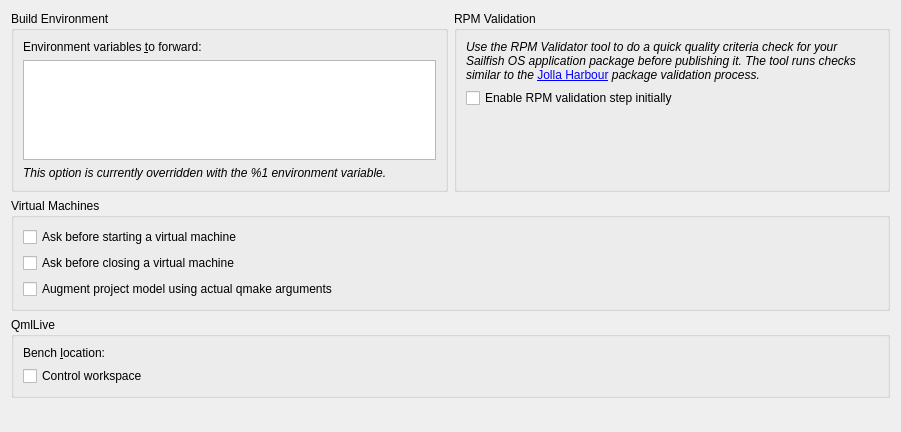
First picture: the form in src/plugins/mer/mergeneraloptionswidget.ui, repository sailfishos/sailfish-qtcreator, before the edit.
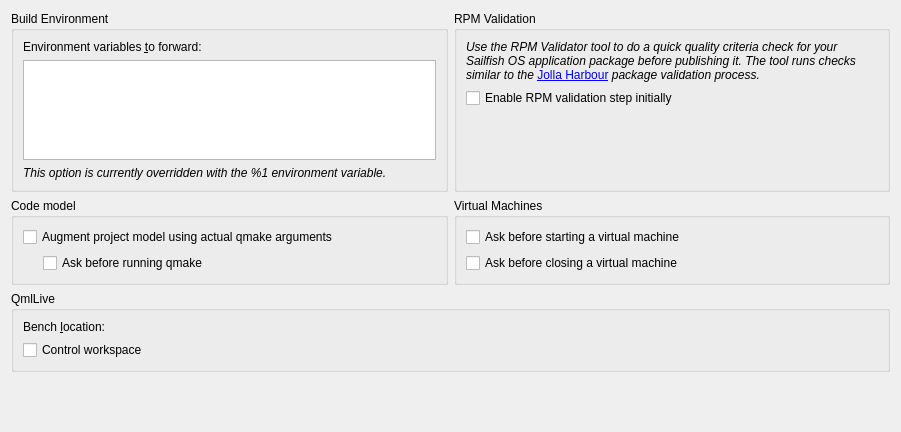
Second picture: the form after the edit. Custom widgets are drawn as their Qt base class.

Commit message: Mer: Ask before running qmake after yaml/spec is saved

Patch:
```diff
--- a/src/plugins/mer/mergeneraloptionswidget.ui
+++ b/src/plugins/mer/mergeneraloptionswidget.ui
@@ -112,6 +112,44 @@
     </layout>
    </item>
    <item>
+    <layout class="QHBoxLayout" name="horizontalLayout_2">
+     <item>
+      <widget class="QGroupBox" name="groupBox_2">
+       <property name="title">
+        <string>Code model</string>
+       </property>
+       <layout class="QVBoxLayout" name="verticalLayout_5">
+        <item>
+         <widget class="QCheckBox" name="importQmakeVariablesCheckBox">
+          <property name="toolTip">
+           <string>&lt;html&gt;&lt;head/&gt;&lt;body&gt;&lt;p&gt;The effective qmake call reported in build configuration is missing further arguments possibly supplied e.g. according to the recipe in the .spec (.yaml) file. This may render the project model inaccurate.&lt;/p&gt;&lt;p&gt;This option enables to augment the project model with qmake variable assignments found on the actual qmake command line.&lt;/p&gt;&lt;p&gt;When enabled, qmake will be invoked automatically when the .spec (.yaml) file is updated.&lt;/p&gt;&lt;/body&gt;&lt;/html&gt;</string>
+          </property>
+          <property name="text">
+           <string>Augment project model using actual qmake arguments</string>
+          </property>
+         </widget>
+        </item>
+        <item>
+         <layout class="QHBoxLayout" name="horizontalLayout_3">
+          <property name="leftMargin">
+           <number>20</number>
+          </property>
+          <item>
+           <widget class="QCheckBox" name="askImportQmakeVariablesCheckBox">
+            <property name="toolTip">
+             <string>&lt;html&gt;&lt;head/&gt;&lt;body&gt;&lt;p&gt;With this option disabled, qmake will be run without notice but you still may be prompted to start the Sailfish OS build engine depending on the other options.&lt;/p&gt;&lt;/body&gt;&lt;/html&gt;</string>
+            </property>
+            <property name="text">
+             <string>Ask before running qmake</string>
+            </property>
+           </widget>
+          </item>
+         </layout>
+        </item>
+       </layout>
+      </widget>
+     </item>
+     <item>
     <widget class="QGroupBox" name="groupBox">
      <property name="title">
       <string>Virtual Machines</string>
@@ -137,18 +175,10 @@
         </property>
        </widget>
       </item>
-      <item>
-       <widget class="QCheckBox" name="importQmakeVariablesCheckBox">
-        <property name="toolTip">
-         <string>&lt;html&gt;&lt;head/&gt;&lt;body&gt;&lt;p&gt;The effective qmake call reported in build configuration is missing further arguments possibly supplied e.g. according to the recipe in the .spec (.yaml) file. This may render the project model inaccurate.&lt;/p&gt;&lt;p&gt;This option enables to augment the project model with qmake variable assignments found on the actual qmake command line.&lt;/p&gt;&lt;p&gt;When enabled, qmake will be invoked automatically when the .spec (.yaml) file is updated, which may prompt you to start the Sailfish OS build engine if it is not running.&lt;/p&gt;&lt;/body&gt;&lt;/html&gt;</string>
-        </property>
-        <property name="text">
-         <string>Augment project model using actual qmake arguments</string>
-        </property>
+       </layout>
        </widget>
       </item>
      </layout>
-    </widget>
    </item>
    <item>
     <widget class="QGroupBox" name="qmlLiveGroupBox">
```
Lines whose indentation alone changed are shown as unchanged. The commit also changes 5 other files.
